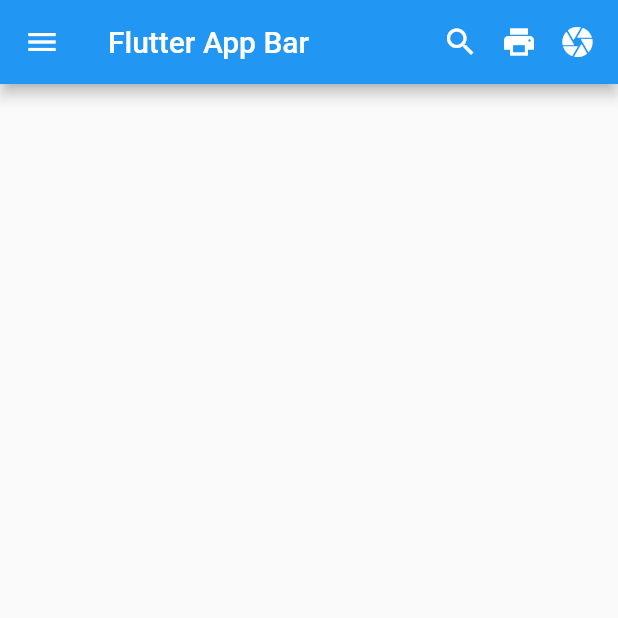
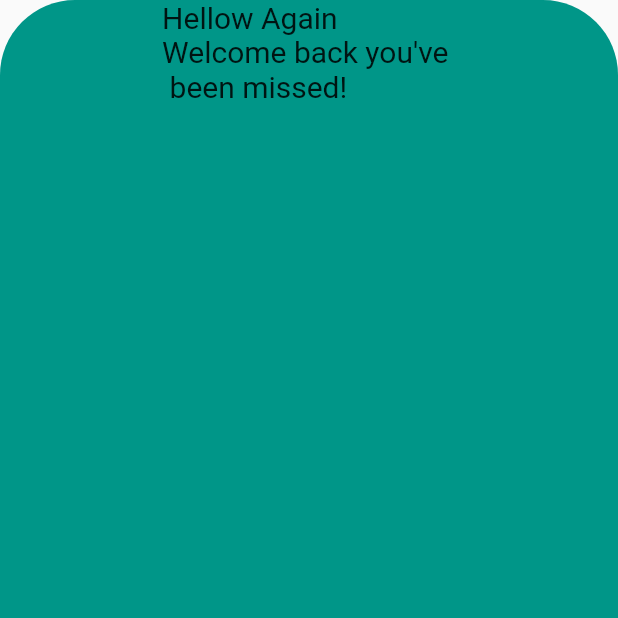
Before and after one commit to Akkash1212/flutterclass, a Flutter app: the screen it shows after launch, on a phone screen of 412 x 824 dp, the top half of it. Run offline on Flutter 3.47's test engine with Material 2 defaults, Android fonts, the phone set to English and light mode, and no system bars; missing offline and left inert: dart:html.

Commit message:
login page

```diff
--- /dev/null
+++ b/lib/login.dart
@@ -0,0 +1,34 @@
+import 'package:flutter/material.dart';
+
+class Login extends StatelessWidget {
+  const Login({super.key});
+
+  @override
+  Widget build(BuildContext context) {
+    return SafeArea(
+      child: Scaffold(
+        body: Column(
+          mainAxisAlignment: MainAxisAlignment.center,
+          children: [
+            Container(
+              width: 600,
+              height: 900,
+              decoration: BoxDecoration(
+                  color: Colors.teal, borderRadius: BorderRadius.circular(50)),
+              child: Column(
+                children: [
+                  Container(
+                    child: Text(
+                      "Hellow Again\nWelcome back you've \n been missed!",
+                      style: TextStyle(fontSize: 20),
+                    ),
+                  ),
+                ],
+              ),
+            ),
+          ],
+        ),
+      ),
+    );
+  }
+}
--- a/lib/main.dart
+++ b/lib/main.dart
@@ -4,6 +4,7 @@ import 'appbar.dart';
 import 'borderDecoration.dart';
 import 'colum_row.dart';
 import 'liftpyramid.dart';
+import 'login.dart';
 import 'pyramid.dart';
 import 'user1.dart';
 import 'userpage.dart';
@@ -18,6 +19,6 @@ class Myapp extends StatelessWidget {
 
   @override
   Widget build(BuildContext context) {
-    return MaterialApp(debugShowCheckedModeBanner: false, home: Appbarex());
+    return MaterialApp(debugShowCheckedModeBanner: false, home: Login());
   }
 }
--- a/lib/user1.dart
+++ b/lib/user1.dart
@@ -8,10 +8,10 @@ class DisplyFlex extends StatelessWidget {
     return Scaffold(
       body: SafeArea(
         child: Column(
-          mainAxisAlignment: MainAxisAlignment.spaceEvenly,
+          mainAxisAlignment: MainAxisAlignment.center,
           children: [
             Row(
-              mainAxisAlignment: MainAxisAlignment.spaceEvenly,
+              mainAxisAlignment: MainAxisAlignment.center,
               children: [
                 Container(
                   height: 170,
```
Also changed, not shown: lib/appbar.dart (+62 -1 lines).
